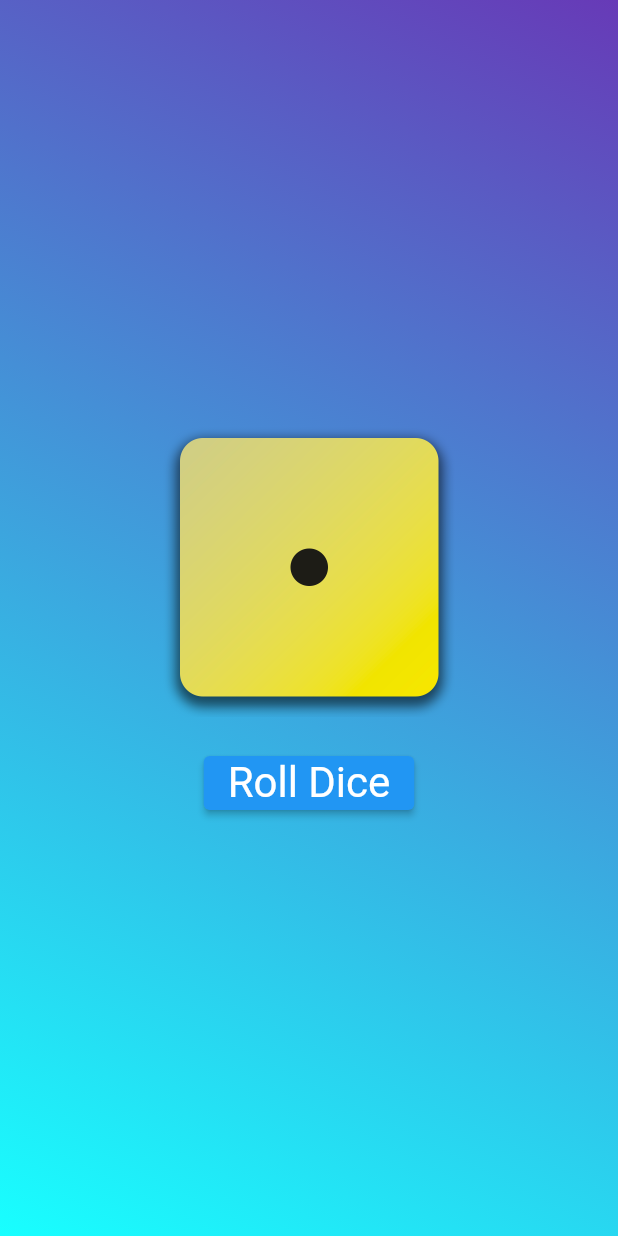
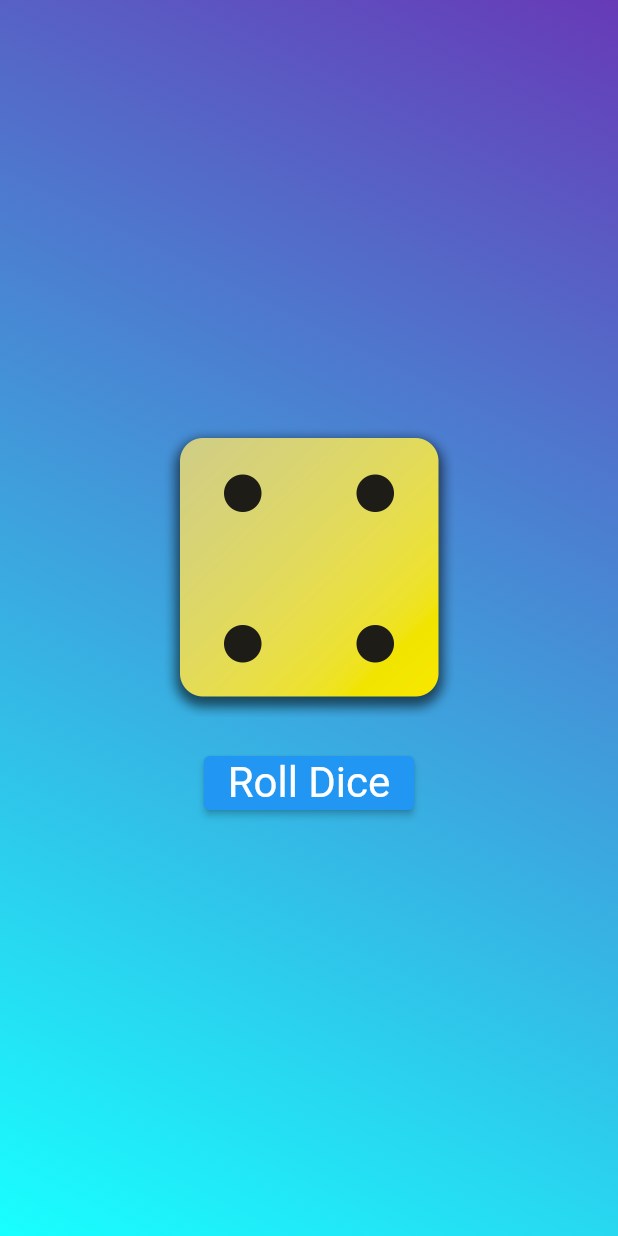
Before and after one commit to eacardenase/first-flutter-app, a Flutter app: the screen it shows after launch, after a tap on "Roll Dice", on a phone screen of 412 x 824 dp. Run offline on Flutter 3.47's test engine with Material 2 defaults, Android fonts, the phone set to English and light mode, and no system bars.

Commit message:
feat: use statefil widget to change dice image on view

```diff
--- /dev/null
+++ b/lib/dice_roller.dart
@@ -0,0 +1,49 @@
+import 'package:flutter/material.dart';
+
+class DiceRoller extends StatefulWidget {
+  const DiceRoller({super.key});
+
+  @override
+  State<DiceRoller> createState() {
+    return _DiceRollerState();
+  }
+}
+
+class _DiceRollerState extends State<DiceRoller> {
+  var activeDiceImage = 'assets/images/dice-3.png';
+
+  void rollDice() {
+    // required to re render view
+    setState(() {
+      activeDiceImage = 'assets/images/dice-4.png';
+    });
+  }
+
+  @override
+  Widget build(context) {
+    return Column(
+      mainAxisSize: MainAxisSize.min,
+      children: [
+        Image.asset(
+          activeDiceImage,
+          width: 200,
+        ),
+        const SizedBox(
+          height: 20,
+        ),
+        ElevatedButton(
+          onPressed: rollDice,
+          style: ElevatedButton.styleFrom(
+            foregroundColor: Colors.white,
+            textStyle: const TextStyle(
+              fontSize: 28,
+            ),
+          ),
+          child: const Text(
+            'Roll Dice',
+          ),
+        ),
+      ],
+    );
+  }
+}
--- a/lib/gradient_container.dart
+++ b/lib/gradient_container.dart
@@ -1,4 +1,6 @@
 import 'package:flutter/material.dart';
+
+import 'package:first_app/dice_roller.dart';
 
 const Alignment startAlignment = Alignment.topRight;
 const Alignment endAlignment = Alignment.bottomLeft;
@@ -7,8 +9,6 @@ class GradientContainer extends StatelessWidget {
   const GradientContainer({super.key, required this.gradientColors});
 
   final List<Color> gradientColors;
-
-  void rollDice() {}
 
   @override
   Widget build(context) {
@@ -20,34 +20,8 @@ class GradientContainer extends StatelessWidget {
           end: endAlignment,
         ),
       ),
-      child: Center(
-        child: Column(
-          mainAxisSize: MainAxisSize.min,
-          children: [
-            Image.asset(
-              'assets/images/dice-1.png',
-              width: 200,
-            ),
-            const SizedBox(
-              height: 20,
-            ),
-            ElevatedButton(
-              onPressed: rollDice,
-              style: ElevatedButton.styleFrom(
-                // padding: const EdgeInsets.only(
-                //   top: 20,
-                // ),
-                foregroundColor: Colors.white,
-                textStyle: const TextStyle(
-                  fontSize: 28,
-                ),
-              ),
-              child: const Text(
-                'Roll Dice',
-              ),
-            ),
-          ],
-        ),
+      child: const Center(
+        child: DiceRoller(),
       ),
     );
   }
```
